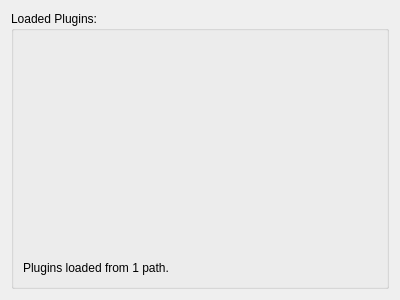
Qt form src/ExtensionSystem/source/ExtensionSystemConfig.ui (JPNaude/Qtilities) before a commit.
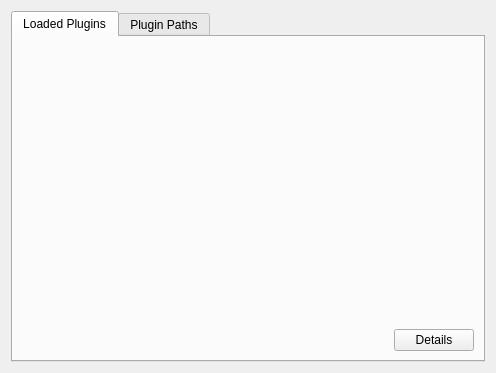
The same form after that commit.

Commit message: Plugin dialog improved.

Patch:
```diff
--- a/src/ExtensionSystem/source/ExtensionSystemConfig.ui
+++ b/src/ExtensionSystem/source/ExtensionSystemConfig.ui
@@ -6,23 +6,57 @@
    <rect>
     <x>0</x>
     <y>0</y>
-    <width>400</width>
-    <height>300</height>
+    <width>496</width>
+    <height>373</height>
    </rect>
   </property>
   <property name="windowTitle">
    <string>Form</string>
   </property>
-  <layout class="QVBoxLayout" name="verticalLayout">
-   <item>
-    <widget class="QGroupBox" name="groupBox">
-     <property name="title">
-      <string>Loaded Plugins:</string>
+  <layout class="QGridLayout" name="gridLayout_2">
+   <item row="0" column="0">
+    <widget class="QTabWidget" name="tabWidget">
+     <property name="currentIndex">
+      <number>0</number>
      </property>
-     <layout class="QVBoxLayout" name="verticalLayout_2">
-      <item>
+     <widget class="QWidget" name="tabLoadedPlugins">
+      <attribute name="title">
+       <string>Loaded Plugins</string>
+      </attribute>
+      <layout class="QGridLayout" name="gridLayout">
+       <property name="margin">
+        <number>9</number>
+       </property>
+       <item row="0" column="0" colspan="2">
        <widget class="QWidget" name="widgetPluginListHolder" native="true"/>
       </item>
+       <item row="1" column="0">
+        <spacer name="horizontalSpacer">
+         <property name="orientation">
+          <enum>Qt::Horizontal</enum>
+         </property>
+         <property name="sizeHint" stdset="0">
+          <size>
+           <width>370</width>
+           <height>20</height>
+          </size>
+         </property>
+        </spacer>
+       </item>
+       <item row="1" column="1">
+        <widget class="QPushButton" name="btnPluginDetails">
+         <property name="text">
+          <string>Details</string>
+         </property>
+        </widget>
+       </item>
+      </layout>
+     </widget>
+     <widget class="QWidget" name="tabPaths">
+      <attribute name="title">
+       <string>Plugin Paths</string>
+      </attribute>
+      <layout class="QVBoxLayout" name="verticalLayout_3">
       <item>
        <widget class="QLabel" name="labelPluginPaths">
         <property name="minimumSize">
@@ -38,11 +72,15 @@
          </size>
         </property>
         <property name="text">
-         <string>Plugins loaded from 1 path.</string>
+          <string>Plugins loaded from 1 path:</string>
         </property>
        </widget>
       </item>
-     </layout>
+       <item>
+        <widget class="QListWidget" name="listPluginPaths"/>
+       </item>
+      </layout>
+     </widget>
     </widget>
    </item>
   </layout>
```
Lines whose indentation alone changed are shown as unchanged. The commit also changes 5 other files.
